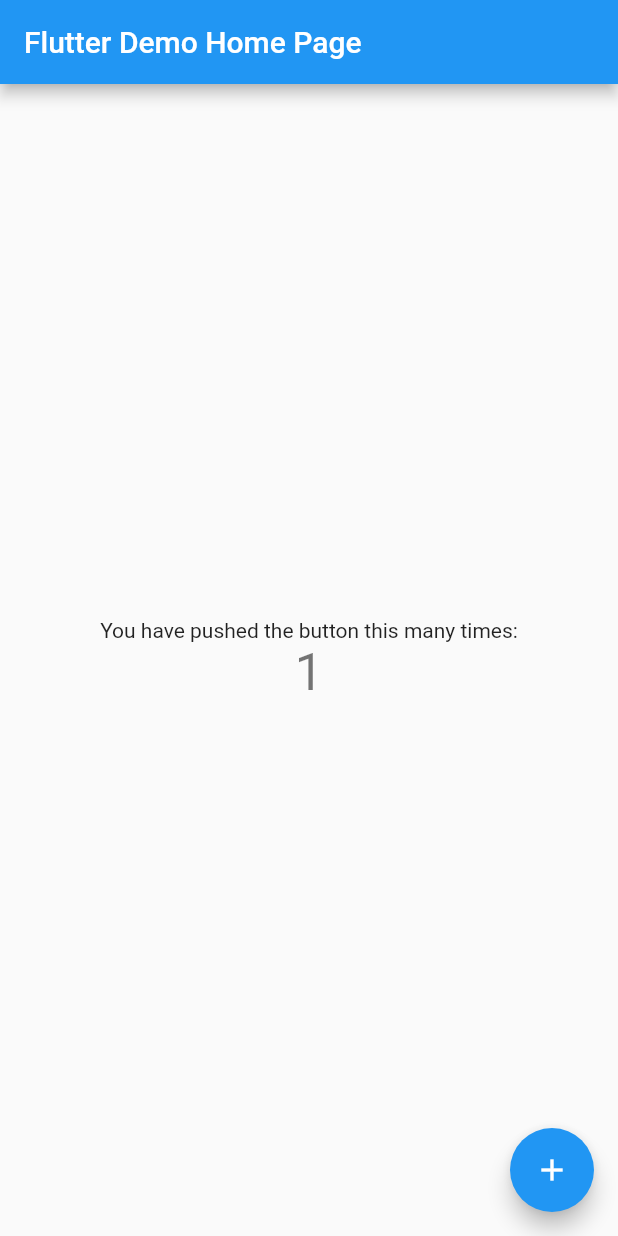
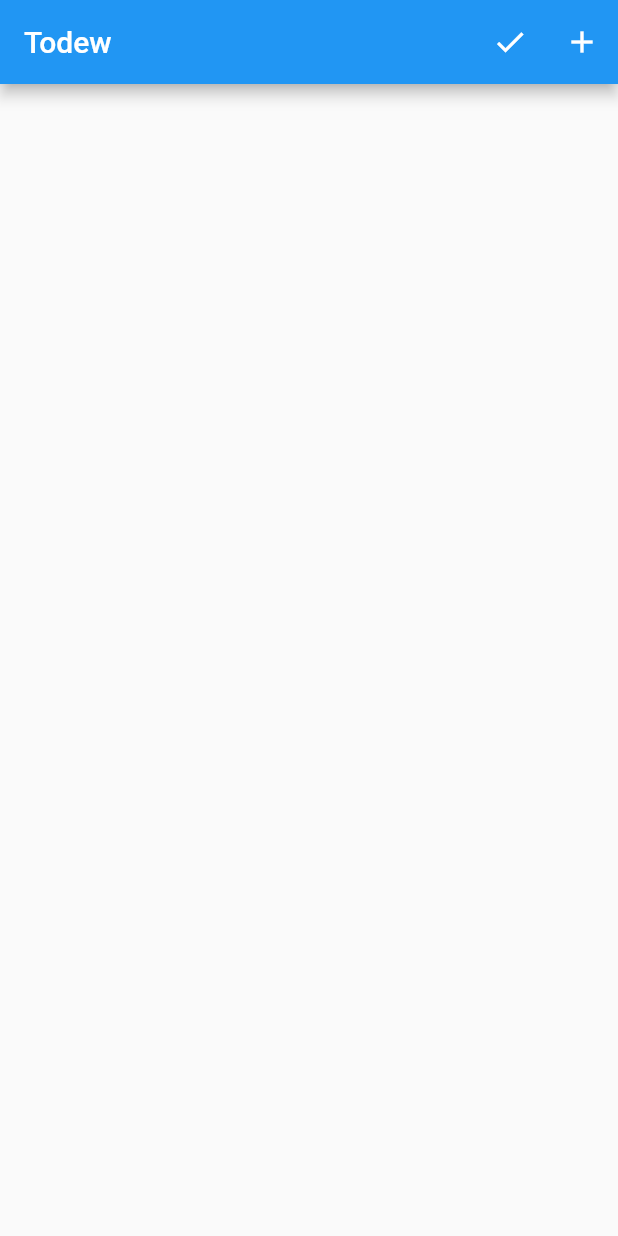
Before and after one commit to alialfie/todew, a Flutter app: the screen it shows after launch, after a tap on the "add" icon, on a phone screen of 412 x 824 dp. Run offline on Flutter 3.47's test engine with Material 2 defaults, Android fonts, the phone set to English and light mode, and no system bars; our stand-ins replace sqflite; accounts and stored records are empty.

Commit message:
todo cards and database

```diff
--- a/lib/main.dart
+++ b/lib/main.dart
@@ -1,113 +1,69 @@
 import 'package:flutter/material.dart';
+import 'package:todew/screens/todo_main.dart';
+import 'dart:async';
+import 'package:sqflite/sqflite.dart';
+import 'package:path/path.dart';
 
-void main() {
+void main() async {
   runApp(MyApp());
 }
 
 class MyApp extends StatelessWidget {
-  // This widget is the root of your application.
   @override
   Widget build(BuildContext context) {
     return MaterialApp(
       title: 'Flutter Demo',
       theme: ThemeData(
-        // This is the theme of your application.
-        //
-        // Try running your application with "flutter run". You'll see the
-        // application has a blue toolbar. Then, without quitting the app, try
-        // changing the primarySwatch below to Colors.green and then invoke
-        // "hot reload" (press "r" in the console where you ran "flutter run",
-        // or simply save your changes to "hot reload" in a Flutter IDE).
-        // Notice that the counter didn't reset back to zero; the application
-        // is not restarted.
         primarySwatch: Colors.blue,
       ),
-      home: MyHomePage(title: 'Flutter Demo Home Page'),
+      home: TodoMain(),
     );
   }
 }
 
-class MyHomePage extends StatefulWidget {
-  MyHomePage({Key? key, required this.title}) : super(key: key);
-
-  // This widget is the home page of your application. It is stateful, meaning
-  // that it has a State object (defined below) that contains fields that affect
-  // how it looks.
-
-  // This class is the configuration for the state. It holds the values (in this
-  // case the title) provided by the parent (in this case the App widget) and
-  // used by the build method of the State. Fields in a Widget subclass are
-  // always marked "final".
-
-  final String title;
-
-  @override
-  _MyHomePageState createState() => _MyHomePageState();
-}
-
-class _MyHomePageState extends State<MyHomePage> {
-  int _counter = 0;
-
-  void _incrementCounter() {
-    setState(() {
-      // This call to setState tells the Flutter framework that something has
-      // changed in this State, which causes it to rerun the build method below
-      // so that the display can reflect the updated values. If we changed
-      // _counter without calling setState(), then the build method would not be
-      // called again, and so nothing would appear to happen.
-      _counter++;
-    });
-  }
-
-  @override
-  Widget build(BuildContext context) {
-    // This method is rerun every time setState is called, for instance as done
-    // by the _incrementCounter method above.
-    //
-    // The Flutter framework has been optimized to make rerunning build methods
-    // fast, so that you can just rebuild anything that needs updating rather
-    // than having to individually change instances of widgets.
-    return Scaffold(
-      appBar: AppBar(
-        // Here we take the value from the MyHomePage object that was created by
-        // the App.build method, and use it to set our appbar title.
-        title: Text(widget.title),
-      ),
-      body: Center(
-        // Center is a layout widget. It takes a single child and positions it
-        // in the middle of the parent.
-        child: Column(
-          // Column is also a layout widget. It takes a list of children and
-          // arranges them vertically. By default, it sizes itself to fit its
-          // children horizontally, and tries to be as tall as its parent.
-          //
-          // Invoke "debug painting" (press "p" in the console, choose the
-          // "Toggle Debug Paint" action from the Flutter Inspector in Android
-          // Studio, or the "Toggle Debug Paint" command in Visual Studio Code)
-          // to see the wireframe for each widget.
-          //
-          // Column has various properties to control how it sizes itself and
-          // how it positions its children. Here we use mainAxisAlignment to
-          // center the children vertically; the main axis here is the vertical
-          // axis because Columns are vertical (the cross axis would be
-          // horizontal).
-          mainAxisAlignment: MainAxisAlignment.center,
-          children: <Widget>[
-            Text(
-              'You have pushed the button this many times:',
-            ),
-            Text(
-              '$_counter',
-              style: Theme.of(context).textTheme.headline4,
-            ),
-          ],
-        ),
-      ),
-      floatingActionButton: FloatingActionButton(
-        onPressed: _incrementCounter,
-        tooltip: 'Increment',
-        child: Icon(Icons.add),
-      ), // This trailing comma makes auto-formatting nicer for build methods.
-    );
-  }
-}
+// class MyHomePage extends StatefulWidget {
+//   MyHomePage({Key? key, required this.title}) : super(key: key);
+//
+//   final String title;
+//
+//   @override
+//   _MyHomePageState createState() => _MyHomePageState();
+// }
+//
+// class _MyHomePageState extends State<MyHomePage> {
+//   int _counter = 0;
+//
+//   void _incrementCounter() {
+//     setState(() {
+//       _counter++;
+//     });
+//   }
+//
+//   @override
+//   Widget build(BuildContext context) {
+//     return Scaffold(
+//       appBar: AppBar(
+//         title: Text(widget.title),
+//       ),
+//       body: Center(
+//         child: Column(
+//           mainAxisAlignment: MainAxisAlignment.center,
+//           children: <Widget>[
+//             Text(
+//               'You have pushed the button this many times:',
+//             ),
+//             Text(
+//               '$_counter',
+//               style: Theme.of(context).textTheme.headline4,
+//             ),
+//           ],
+//         ),
+//       ),
+//       floatingActionButton: FloatingActionButton(
+//         onPressed: _incrementCounter,
+//         tooltip: 'Increment',
+//         child: Icon(Icons.add),
+//       ),
+//     );
+//   }
+// }
--- /dev/null
+++ b/lib/models/todo.dart
@@ -0,0 +1,17 @@
+class Todo {
+  final int id;
+  final String title;
+  final String description;
+
+  Todo({required this.id, required this.title, required this.description});
+
+  Map<String, dynamic> toMap() {
+    return {
+      'id': id,
+      'title': title,
+      'description': description,
+    };
+  }
+
+
+}
--- /dev/null
+++ b/lib/screens/todo_main.dart
@@ -0,0 +1,99 @@
+import 'package:flutter/cupertino.dart';
+import 'package:flutter/material.dart';
+import 'package:todew/models/todo.dart';
+import 'dart:async';
+
+import 'package:todew/todo_db.dart';
+
+class TodoMain extends StatefulWidget {
+  const TodoMain({Key? key}) : super(key: key);
+
+  @override
+  _TodoMainState createState() => _TodoMainState();
+}
+
+class _TodoMainState extends State<TodoMain> {
+  var dbHelper = DBHelper();
+
+  @override
+  Widget build(BuildContext context) {
+    return Scaffold(
+        appBar: AppBar(
+          title: Text("Todew"),
+          actions: [
+            IconButton(
+              splashRadius: 20.0,
+              onPressed: () async {
+                List<Todo> todos = await dbHelper.getAll();
+                ScaffoldMessenger.of(context)
+                    .showSnackBar(SnackBar(content: Text(todos[1].title)));
+              },
+              icon: Icon(Icons.done),
+            ),
+            IconButton(
+              splashRadius: 20.0,
+              onPressed: () {
+                dbHelper.insertTodo(
+                    Todo(id: 2, title: "asassd", description: "ss"));
+              },
+              icon: Icon(Icons.add),
+            ),
+          ],
+        ),
+        body: FutureBuilder(
+          future: dbHelper.getAll(),
+          builder: (BuildContext context, AsyncSnapshot<List<Todo>> snapshot) {
+            if (snapshot.hasData) {
+              return ListView.builder(
+                itemCount: snapshot.data?.length,
+                itemBuilder: (BuildContext context, int index){
+                  return todoCard(snapshot.data![index]);
+                },
+              );
+            } else {
+              return Center(child: CircularProgressIndicator(),);
+            }
+          },
+        ));
+  }
+
+  // to-do card widget
+  Widget todoCard(Todo todo) {
+    return Container(
+      margin:
+          const EdgeInsets.only(left: 5.0, right: 5.0, top: 5.0, bottom: 5.0),
+      decoration: BoxDecoration(
+          borderRadius: BorderRadius.circular(10.0),
+          border: Border.all(color: Colors.grey, width: 2)),
+      child: Padding(
+        padding: EdgeInsets.all(15.0),
+        child: Row(
+          mainAxisAlignment: MainAxisAlignment.spaceBetween,
+          crossAxisAlignment: CrossAxisAlignment.start,
+          children: [
+            Expanded(
+              child: Column(
+                crossAxisAlignment: CrossAxisAlignment.start,
+                children: [
+                  Text(
+                    todo.title,
+                    style: TextStyle(fontSize: 18),
+                    overflow: TextOverflow.ellipsis,
+                  ),
+                  SizedBox(height: 10),
+                  Text(
+                    todo.description,
+                    maxLines: 2,
+                    overflow: TextOverflow.ellipsis,
+                  )
+                ],
+              ),
+            ),
+            SizedBox(width: 10),
+            IconButton(onPressed: () {}, icon: Icon(Icons.done))
+          ],
+        ),
+      ),
+    );
+  }
+}
--- /dev/null
+++ b/lib/todo_db.dart
@@ -0,0 +1,52 @@
+import 'package:path/path.dart';
+import 'package:sqflite/sqflite.dart';
+import 'package:todew/models/todo.dart';
+import 'dart:async';
+
+class DBHelper {
+  static Database? _db;
+
+  Future<Database?> get db async {
+    if (_db != null) return _db;
+    _db = await initDb();
+    return _db;
+  }
+
+  initDb() async {
+    final database = openDatabase(
+      // Set the path to the database. Note: Using the `join` function from the
+      // `path` package is best practice to ensure the path is correctly
+      // constructed for each platform.
+      join(await getDatabasesPath(), 'todew_database.db'),
+      // When the database is first created, create a table to store dogs.
+      onCreate: (db, version) {
+        // Run the CREATE TABLE statement on the database.
+        return db.execute(
+          'CREATE TABLE todos(id INTEGER PRIMARY KEY, title TEXT, description TEXT)',
+        );
+      },
+      // Set the version. This executes the onCreate function and provides a
+      // path to perform database upgrades and downgrades.
+      version: 1,
+    );
+    return database;
+  }
+
+  Future<void> insertTodo(Todo todo) async {
+    var dbClient = await db;
+    await dbClient!.insert('todos', todo.toMap());
+  }
+
+  Future<List<Todo>> getAll() async {
+    var dbClient = await db;
+    final List<Map<String, dynamic>> maps = await dbClient!.query('todos');
+
+    return List.generate(maps.length, (index) {
+      return Todo(
+          id: maps[index]['id'],
+          title: maps[index]['title'],
+          description: maps[index]['description']
+      );
+    });
+  }
+}
--- a/pubspec.yaml
+++ b/pubspec.yaml
@@ -23,6 +23,9 @@ environment:
 dependencies:
   flutter:
     sdk: flutter
+
+  sqflite: ^2.0.0+3
+  path: ^1.8.0
 
 
   # The following adds the Cupertino Icons font to your application.
```
Also changed, not shown: pubspec.lock.
